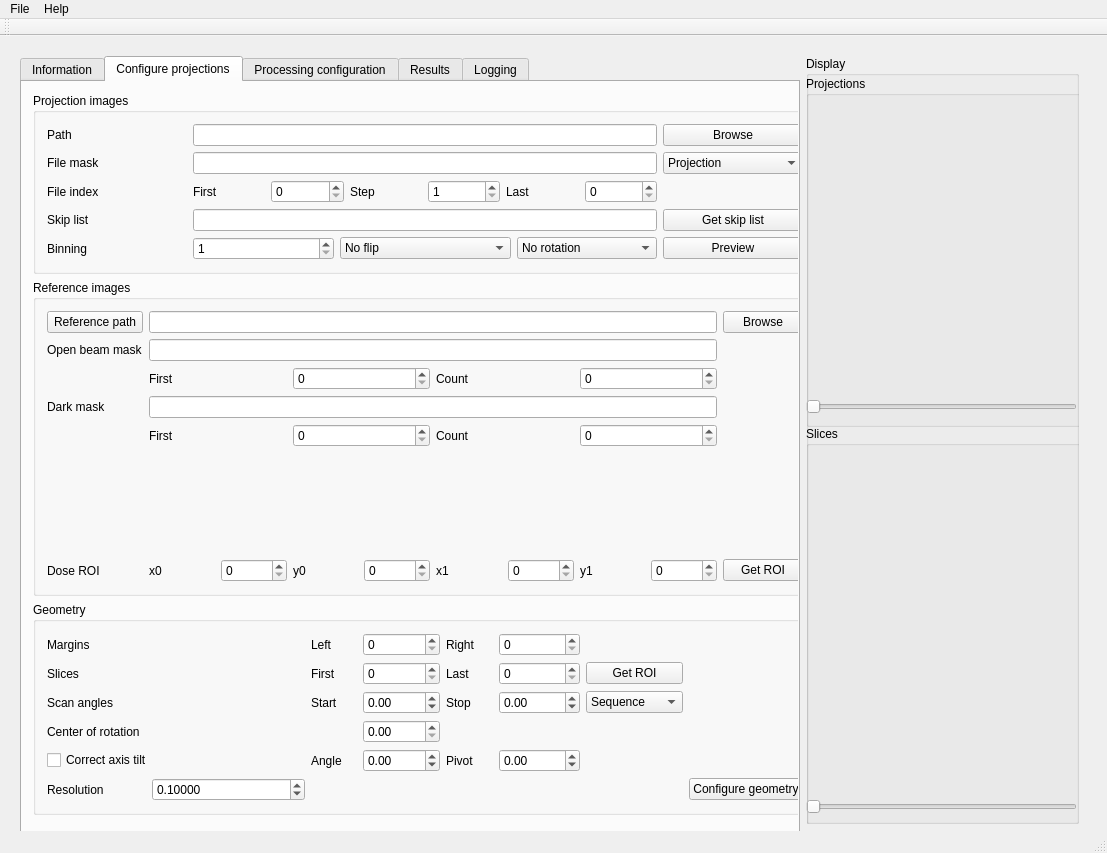
Qt form src/muhrec3/muhrecmainwindow.ui (neutronimaging/imagingsuite) before a commit.
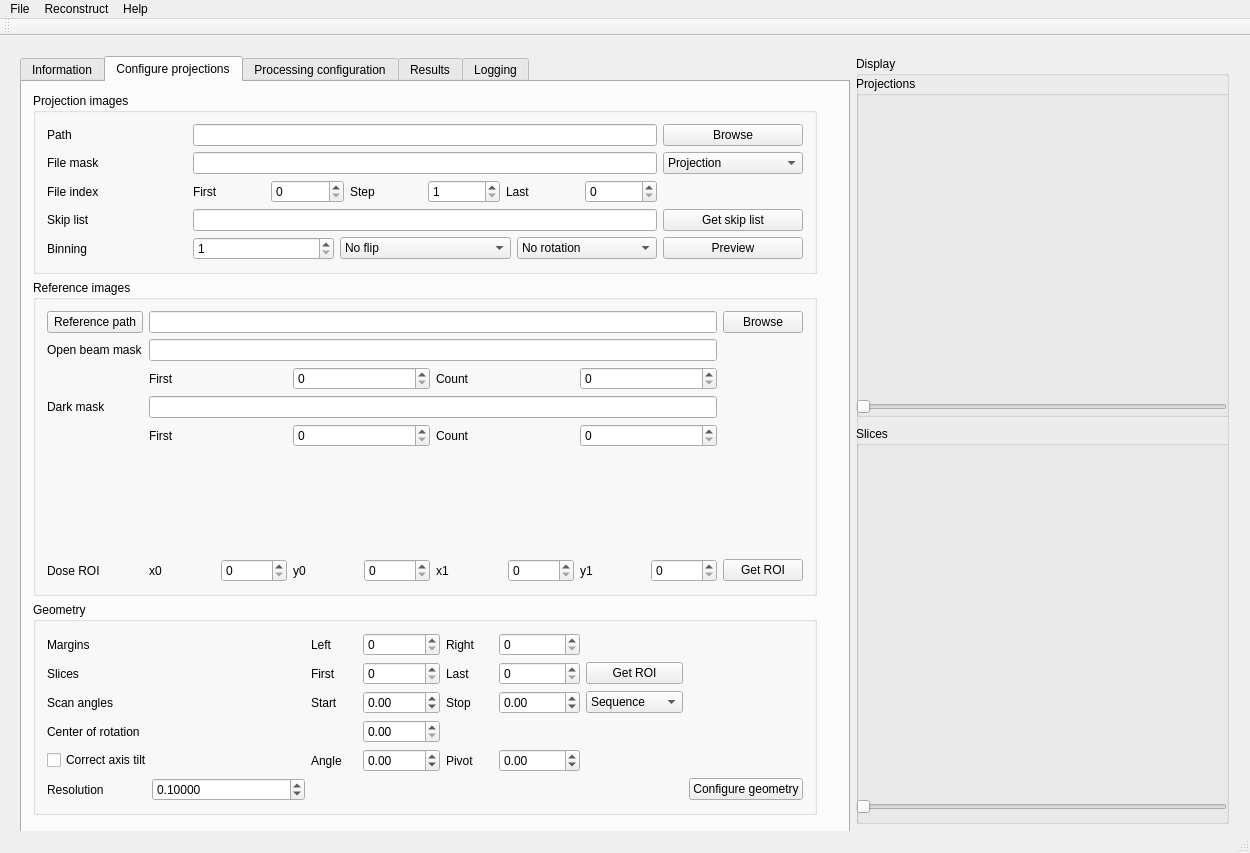
The same form after that commit. Custom widgets are drawn as their Qt base class.

What changed in the file:
```diff
--- a/src/muhrec3/muhrecmainwindow.ui
+++ b/src/muhrec3/muhrecmainwindow.ui
@@ -6,7 +6,7 @@
    <rect>
     <x>0</x>
     <y>0</y>
-    <width>1107</width>
+    <width>1250</width>
     <height>853</height>
    </rect>
   </property>
@@ -19,7 +19,7 @@
      <rect>
       <x>9</x>
       <y>9</y>
-      <width>1081</width>
+      <width>1231</width>
       <height>790</height>
      </rect>
     </property>
@@ -37,7 +37,7 @@
        </property>
        <property name="minimumSize">
         <size>
-         <width>780</width>
+         <width>830</width>
          <height>780</height>
         </size>
        </property>
@@ -1320,8 +1320,8 @@
          <rect>
           <x>0</x>
           <y>20</y>
-          <width>281</width>
-          <height>351</height>
+          <width>381</width>
+          <height>341</height>
          </rect>
         </property>
         <property name="title">
@@ -1332,7 +1332,7 @@
           <rect>
            <x>0</x>
            <y>20</y>
-           <width>281</width>
+           <width>371</width>
            <height>301</height>
           </rect>
          </property>
@@ -1348,7 +1348,7 @@
           <rect>
            <x>0</x>
            <y>320</y>
-           <width>271</width>
+           <width>371</width>
            <height>22</height>
           </rect>
          </property>
@@ -1362,7 +1362,7 @@
          <rect>
           <x>0</x>
           <y>370</y>
-          <width>281</width>
+          <width>381</width>
           <height>401</height>
          </rect>
         </property>
@@ -1374,7 +1374,7 @@
           <rect>
            <x>0</x>
            <y>20</y>
-           <width>281</width>
+           <width>371</width>
            <height>351</height>
           </rect>
          </property>
@@ -1390,7 +1390,7 @@
           <rect>
            <x>0</x>
            <y>370</y>
-           <width>271</width>
+           <width>371</width>
            <height>22</height>
           </rect>
          </property>
@@ -1409,7 +1409,7 @@
     <rect>
      <x>0</x>
      <y>0</y>
-     <width>1107</width>
+     <width>1250</width>
      <height>22</height>
     </rect>
    </property>
@@ -1429,7 +1429,13 @@
     </property>
     <addaction name="actionAbout"/>
    </widget>
+   <widget class="QMenu" name="menuReconstruct">
+    <property name="title">
+     <string>Reconstruct</string>
+    </property>
+   </widget>
    <addaction name="menuFile"/>
+   <addaction name="menuReconstruct"/>
    <addaction name="menuHelp"/>
   </widget>
   <widget class="QToolBar" name="mainToolBar">
@@ -1474,6 +1480,18 @@
  </widget>
  <layoutdefault spacing="6" margin="11"/>
  <customwidgets>
+  <customwidget>
+   <class>QtAddons::ImageViewerWidget</class>
+   <extends>QWidget</extends>
+   <header location="global">imageviewerwidget.h</header>
+   <container>1</container>
+  </customwidget>
+  <customwidget>
+   <class>QtAddons::Plotter</class>
+   <extends>QWidget</extends>
+   <header location="global">plotter.h</header>
+   <container>1</container>
+  </customwidget>
   <customwidget>
    <class>ModuleChainConfiguratorWidget</class>
    <extends>QWidget</extends>
@@ -1486,18 +1504,6 @@
    <header>qtlogviewer.h</header>
    <container>1</container>
   </customwidget>
-  <customwidget>
-   <class>QtAddons::Plotter</class>
-   <extends>QWidget</extends>
-   <header location="global">plotter.h</header>
-   <container>1</container>
-  </customwidget>
-  <customwidget>
-   <class>QtAddons::ImageViewerWidget</class>
-   <extends>QWidget</extends>
-   <header location="global">imageviewerwidget.h</header>
-   <container>1</container>
-  </customwidget>
  </customwidgets>
  <resources/>
  <connections/>
```
